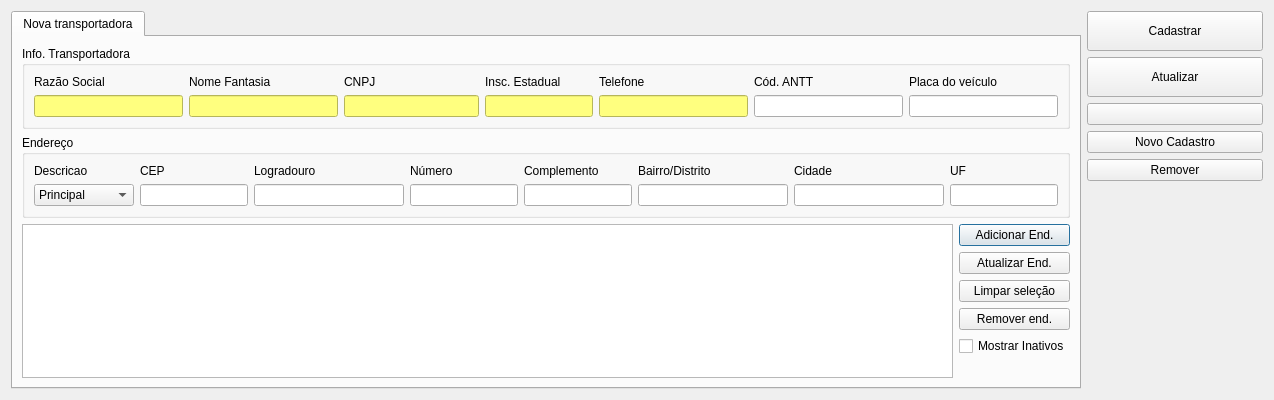
Above: ui/cadastrotransportadora.ui from lellisls/ERP-STACCATO before the change. Below: the same form after it.
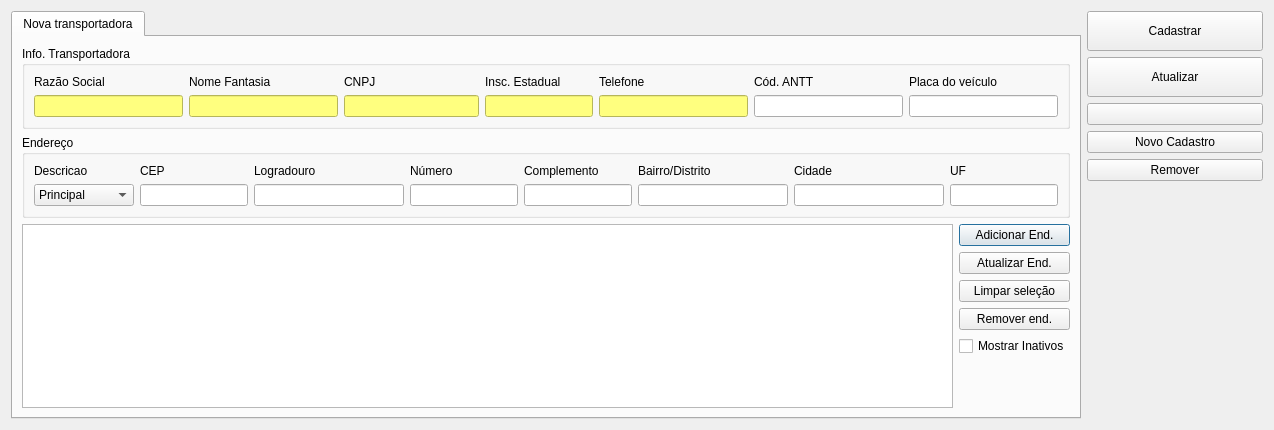
That is the form after the change. Icons and pictures are not drawn. Custom widgets are drawn as their Qt base class.

Diff of the .ui file:
```diff
--- a/ui/cadastrotransportadora.ui
+++ b/ui/cadastrotransportadora.ui
@@ -10,7 +10,7 @@
     <x>0</x>
     <y>0</y>
     <width>1274</width>
-    <height>400</height>
+    <height>430</height>
    </rect>
   </property>
   <property name="windowTitle">
```
Left out of the diff: 15 changed lines with no effect on the pictures.
